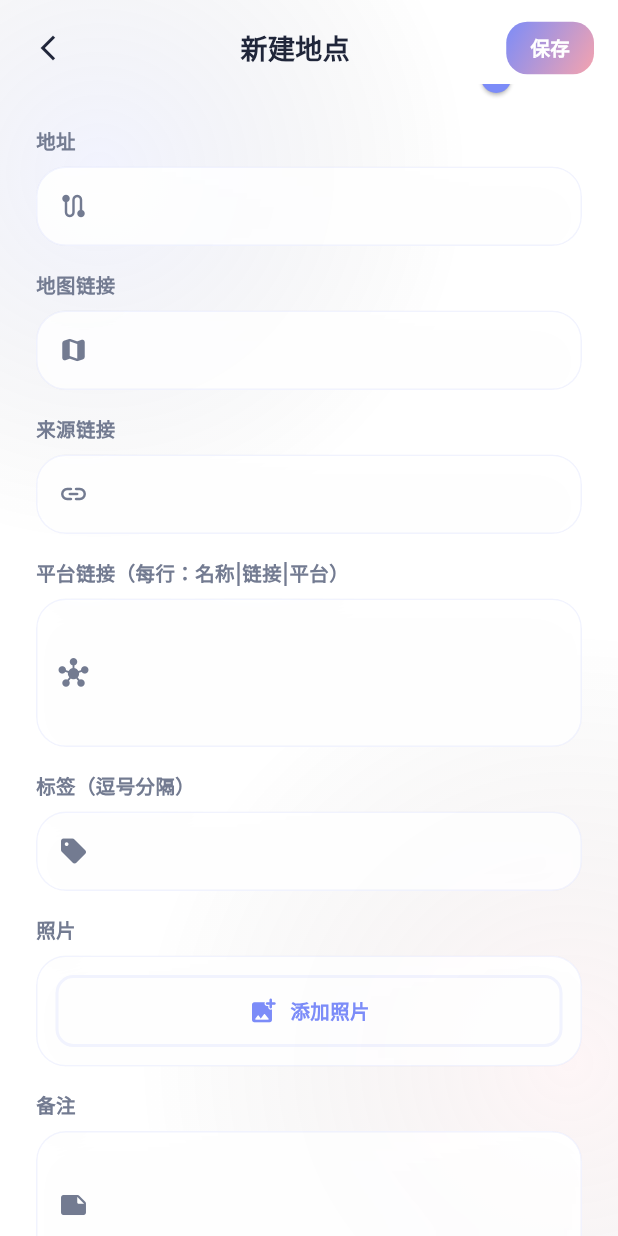
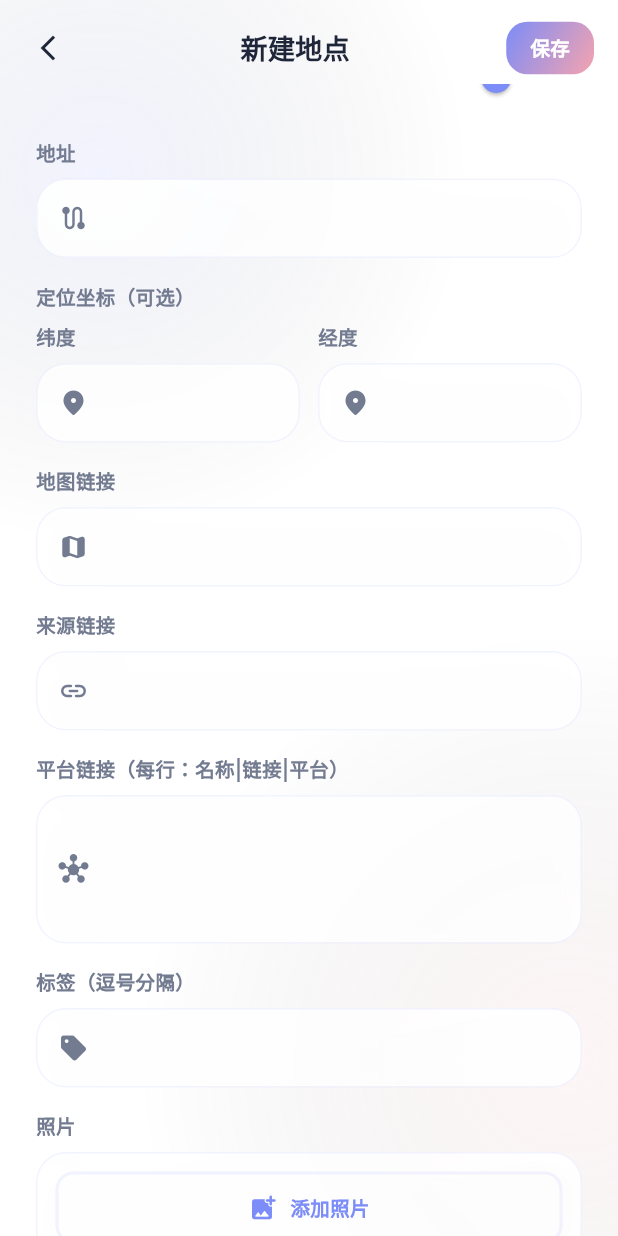
Before and after one commit to cnxin/lifelog-v2, a Flutter app: the PlaceFormPage screen opened by its route, scrolled down 576 dp, after a tap on "保存", on a phone screen of 412 x 824 dp. Run offline on Flutter 3.47's test engine with Material 3 defaults, Android fonts, the phone set to English and light mode, and no system bars; our stand-ins replace drift, flutter_image_compress, flutter_local_notifications, flutter_riverpod, go_router, google_fonts and 3 more; missing offline and left inert: lunar; accounts and stored records are empty; generated files the repository leaves out were written again.

Commit message:
feat: 添加地点手动定位功能
- 添加经纬度手动输入字段
- 支持生成高德地图链接
- 在地点详情页显示坐标信息
- 添加定位权限到 AndroidManifest
- 创建 LocationService 用于坐标验证和地图链接生成
- 注：自动定位功能因 geolocator 包兼容性问题暂未实现

```diff
--- a/lib/pages/place_form_page.dart
+++ b/lib/pages/place_form_page.dart
@@ -9,6 +9,7 @@ import '../theme/app_theme.dart';
 import '../widgets/glass_card.dart';
 import '../widgets/photo_viewer.dart';
 import '../services/photo_service.dart';
+import '../services/location_service.dart';
 
 class PlaceFormPage extends ConsumerStatefulWidget {
   final String? placeId;
@@ -30,6 +31,8 @@ class _PlaceFormPageState extends ConsumerState<PlaceFormPage> {
   final _platformLinks = TextEditingController();
   final _desc = TextEditingController();
   final _tags = TextEditingController();
+  final _latitude = TextEditingController();
+  final _longitude = TextEditingController();
   String _category = '餐厅';
   double _rating = 4.5;
   bool _favorite = false;
@@ -58,6 +61,8 @@ class _PlaceFormPageState extends ConsumerState<PlaceFormPage> {
     _platformLinks.text = place.platformLinks.map((link) => '${link.label}|${link.url}|${link.platform}').join('\n');
     _desc.text = place.desc;
     _tags.text = place.tags.join('，');
+    if (place.latitude != null) _latitude.text = place.latitude.toString();
+    if (place.longitude != null) _longitude.text = place.longitude.toString();
     setState(() {
       _category = place.category.isEmpty ? '餐厅' : place.category;
       _rating = place.rating == 0 ? 4.5 : place.rating;
@@ -79,6 +84,8 @@ class _PlaceFormPageState extends ConsumerState<PlaceFormPage> {
     _platformLinks.dispose();
     _desc.dispose();
     _tags.dispose();
+    _latitude.dispose();
+    _longitude.dispose();
     super.dispose();
   }
 
@@ -118,8 +125,40 @@ class _PlaceFormPageState extends ConsumerState<PlaceFormPage> {
                 const SizedBox(height: 16),
                 Text('评分 ${_rating.toStringAsFixed(1)}', style: TextStyle(fontSize: 13, fontWeight: FontWeight.w600, color: colors.textSub)),
                 Slider(value: _rating, min: 0, max: 5, divisions: 10, activeColor: colors.primary, onChanged: (v) => setState(() => _rating = v)),
+                const SizedBox(height: 16),
+                _Input(label: '地址', controller: _address, icon: Icons.route_rounded, colors: colors),
+                const SizedBox(height: 16),
+                Text('定位坐标（可选）', style: TextStyle(fontSize: 13, fontWeight: FontWeight.w600, color: colors.textSub)),
                 const SizedBox(height: 8),
-                _Input(label: '地址', controller: _address, icon: Icons.route_rounded, colors: colors),
+                Row(
+                  children: [
+                    Expanded(child: _Input(label: '纬度', controller: _latitude, icon: Icons.location_on_rounded, colors: colors)),
+                    const SizedBox(width: 12),
+                    Expanded(child: _Input(label: '经度', controller: _longitude, icon: Icons.location_on_rounded, colors: colors)),
+                  ],
+                ),
+                if (_latitude.text.isNotEmpty && _longitude.text.isNotEmpty)
+                  Padding(
+                    padding: const EdgeInsets.only(top: 8),
+                    child: GestureDetector(
+                      onTap: _generateMapUrl,
+                      child: Container(
+                        padding: const EdgeInsets.symmetric(vertical: 12),
+                        decoration: BoxDecoration(
+                          gradient: colors.primaryGradient,
+                          borderRadius: BorderRadius.circular(12),
+                        ),
+                        child: Row(
+                          mainAxisAlignment: MainAxisAlignment.center,
+                          children: [
+                            Icon(Icons.map_rounded, color: Colors.white, size: 18),
+                            const SizedBox(width: 8),
+                            Text('生成地图链接', style: TextStyle(color: Colors.white, fontWeight: FontWeight.w600)),
+                          ],
+                        ),
+                      ),
+                    ),
+                  ),
                 const SizedBox(height: 16),
                 _Input(label: '地图链接', controller: _mapUrl, icon: Icons.map_rounded, colors: colors),
                 const SizedBox(height: 16),
@@ -197,6 +236,16 @@ class _PlaceFormPageState extends ConsumerState<PlaceFormPage> {
     }
 
     final tags = _tags.text.split(RegExp(r'[,，]')).map((s) => s.trim()).where((s) => s.isNotEmpty).toList();
+
+    double? lat;
+    double? lng;
+    if (_latitude.text.trim().isNotEmpty) {
+      lat = double.tryParse(_latitude.text.trim());
+    }
+    if (_longitude.text.trim().isNotEmpty) {
+      lng = double.tryParse(_longitude.text.trim());
+    }
+
     final place = Place(
       id: widget.placeId ?? const Uuid().v4(),
       name: _name.text.trim(),
@@ -215,9 +264,31 @@ class _PlaceFormPageState extends ConsumerState<PlaceFormPage> {
       tags: tags,
       photos: _photosPaths,
       favorite: _favorite,
+      latitude: lat,
+      longitude: lng,
     );
     ref.read(placesProvider.notifier).savePlace(place);
     if (mounted) context.pop();
+  }
+
+  void _generateMapUrl() {
+    final lat = double.tryParse(_latitude.text.trim());
+    final lng = double.tryParse(_longitude.text.trim());
+
+    if (lat != null && lng != null) {
+      final locationService = LocationService();
+      if (locationService.isValidLatitude(lat) && locationService.isValidLongitude(lng)) {
+        final url = locationService.generateMapUrl(lat, lng, _name.text.trim());
+        _mapUrl.text = url;
+        ScaffoldMessenger.of(context).showSnackBar(
+          const SnackBar(content: Text('地图链接已自动填入')),
+        );
+      } else {
+        ScaffoldMessenger.of(context).showSnackBar(
+          const SnackBar(content: Text('经纬度格式不正确')),
+        );
+      }
+    }
   }
 
   int _levenshteinDistance(String s1, String s2) {
```
Also changed, not shown: lib/pages/place_detail_page.dart (+10 -0 lines), lib/services/location_service.dart (added, +19 -0 lines), 2 other files.
